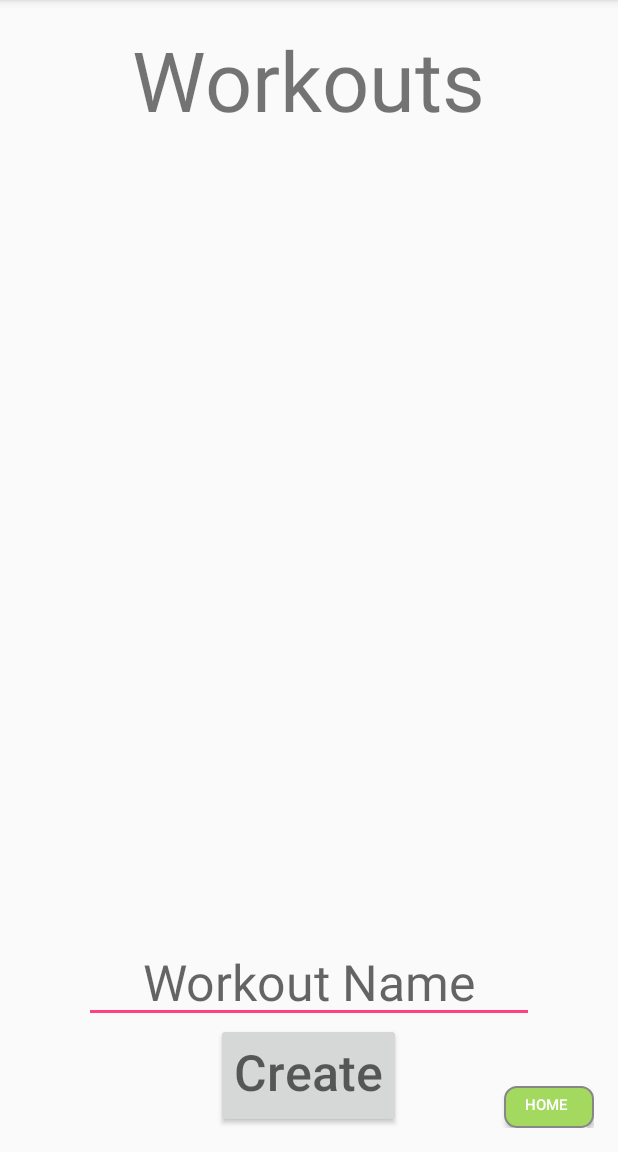
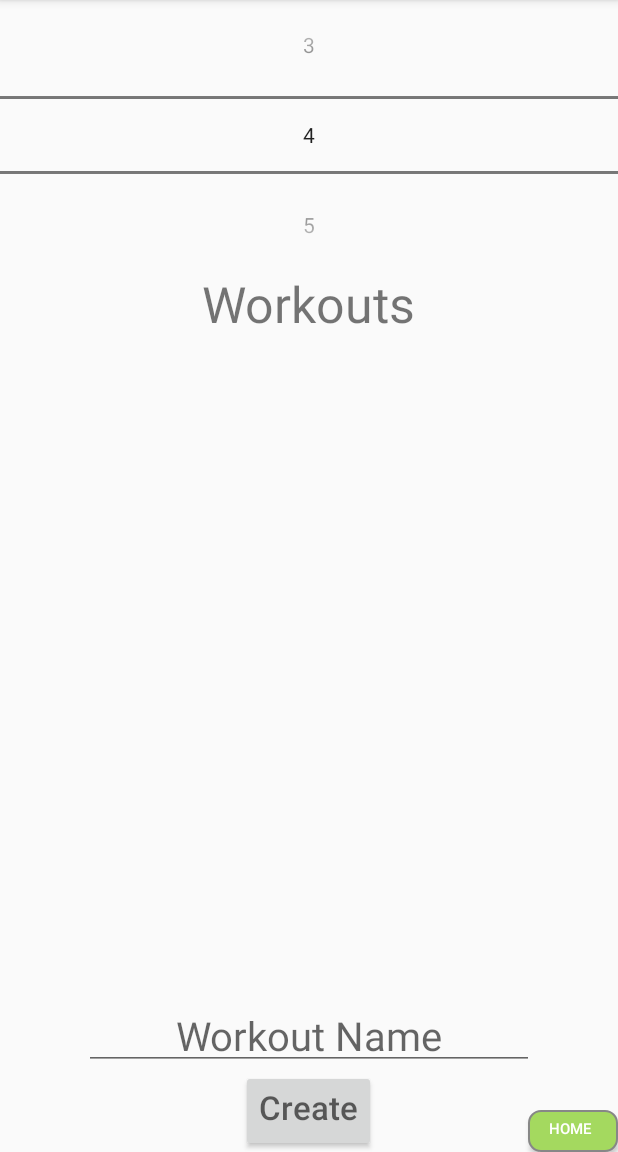
Before and after one commit to SBuiteman/Programmeerproject, an Android app: the NewWorkoutActivity screen opened directly, with no data from a screen before it, on a phone screen of 412 x 824 dp, the part 84-1236 px from its top. Run offline under Robolectric (Android 15) with nearby library versions, the phone set to English and light mode, and no system bars.

Commit message:
numberpicker implemented

```diff
--- a/HelpMeExercise/app/src/main/AndroidManifest.xml
+++ b/HelpMeExercise/app/src/main/AndroidManifest.xml
@@ -19,7 +19,6 @@
         </activity>
         <activity android:name=".Activities.NewWorkoutActivity" />
         <activity android:name=".Activities.ResultsActivity" />
-        <activity android:name=".Activities.ProgressActivity" />
         <activity android:name=".Activities.MyScheduleActivity" />
         <activity android:name=".Activities.ExerciseSettingsActivity"></activity>
     </application>
--- a/HelpMeExercise/app/src/main/java/nl/mprog/project/stijn/Activities/NewWorkoutActivity.java
+++ b/HelpMeExercise/app/src/main/java/nl/mprog/project/stijn/Activities/NewWorkoutActivity.java
@@ -9,6 +9,7 @@ import android.widget.AdapterView;
 import android.widget.Button;
 import android.widget.EditText;
 import android.widget.ListView;
+import android.widget.NumberPicker;
 import android.widget.TextView;
 import android.widget.Toast;
 
@@ -34,6 +35,7 @@ public class NewWorkoutActivity extends AppCompatActivity implements View.OnClic
     public ListView workoutListView;
     public Button mCreateButton;
     public Button homeButton;
+    public NumberPicker mDayPicker;
 
     public List<ExerciseModel> exerciseList;
     public ExerciseListAdapter mAdapter;
@@ -74,6 +76,7 @@ public class NewWorkoutActivity extends AppCompatActivity implements View.OnClic
         workoutListView = (ListView) findViewById(R.id.singleList);
         mCreateButton = (Button) findViewById(R.id.createButton);
         homeButton = (Button) findViewById(R.id.homeButton);
+        mDayPicker = (NumberPicker) findViewById(R.id.numberPicker);
 
         homeButton.setOnClickListener(this);
         mCreateButton.setOnClickListener(this);
@@ -91,6 +94,16 @@ public class NewWorkoutActivity extends AppCompatActivity implements View.OnClic
 //            exerciseList = (List<ExerciseModel>) extras.get("stored list");
 //            showExerciseData(exerciseList);
 //        }
+
+        // Set NumberPicker to show days
+        final String[] mDayArray =  new String[] { "Monday", "Tuesday", "Wednesday", "Thursday",
+                "Friday", "Saturday", "Sunday"};
+
+        mDayPicker.setMinValue(0);
+        mDayPicker.setMaxValue(20);
+        mDayPicker.setValue(4);
+        mDayPicker.setWrapSelectorWheel(true);
+        mDayPicker.setOnScrollChangeListener(mScrollListener);
 
         /**
          * TODO
@@ -132,6 +145,13 @@ public class NewWorkoutActivity extends AppCompatActivity implements View.OnClic
         Intent intent = new Intent(this, ResultsActivity.class);
         startActivity(intent);
     }
+
+    private NumberPicker.OnScrollChangeListener mScrollListener = new NumberPicker.OnScrollChangeListener() {
+        @Override
+        public void onScrollChange(View v, int scrollX, int scrollY, int oldScrollX, int oldScrollY) {
+            // dit is mijn code
+        }
+    };
 
     /**
      * TODO
--- a/HelpMeExercise/app/src/main/java/nl/mprog/project/stijn/Classes/SQLDatabaseControler.java
+++ b/HelpMeExercise/app/src/main/java/nl/mprog/project/stijn/Classes/SQLDatabaseControler.java
@@ -44,6 +44,9 @@ public class SQLDatabaseControler extends SQLiteOpenHelper {
 
         // Create table for created workouts
         db.execSQL(sqlContractClass.SQL_CREATE_WORKOUTS_CONTENT);
+
+        // Create table for week planning
+        db.execSQL(sqlContractClass.SQL_CREATE_PLANNING_CONTENT);
     }
 
     /**
--- a/HelpMeExercise/app/src/main/res/layout/activity_new_workout.xml
+++ b/HelpMeExercise/app/src/main/res/layout/activity_new_workout.xml
@@ -3,20 +3,22 @@
     xmlns:tools="http://schemas.android.com/tools"
     android:layout_width="match_parent"
     android:layout_height="match_parent"
-    android:paddingBottom="@dimen/activity_vertical_margin"
-    android:paddingLeft="@dimen/activity_horizontal_margin"
-    android:paddingRight="@dimen/activity_horizontal_margin"
-    android:paddingTop="@dimen/activity_vertical_margin"
     tools:context="nl.mprog.project.stijn.Activities.NewWorkoutActivity">
+
+    <NumberPicker
+        android:id="@+id/numberPicker"
+        android:layout_width="match_parent"
+        android:layout_height="wrap_content"
+        />
 
     <TextView
         android:id="@+id/newWorkoutTitle"
         android:layout_width="wrap_content"
         android:layout_height="wrap_content"
-        android:layout_alignParentTop="true"
+        android:layout_below="@+id/numberPicker"
         android:layout_centerHorizontal="true"
         android:text="Workouts"
-        android:textSize="25pt" />
+        android:textSize="15pt" />
 
     <EditText
         android:id="@+id/workoutNameBox"
@@ -24,10 +26,10 @@
         android:layout_height="wrap_content"
         android:layout_above="@+id/createButton"
         android:layout_centerHorizontal="true"
+        android:hint="Workout Name"
         android:paddingBottom="5dp"
-        android:hint="Workout Name"
         android:textAlignment="center"
-        android:textSize="15pt" />
+        android:textSize="12pt" />
 
     <Button
         android:id="@+id/createButton"
@@ -37,21 +39,21 @@
         android:layout_centerHorizontal="true"
         android:hint="Create"
         android:paddingBottom="15dp"
-        android:textSize="15pt" />
+        android:textSize="10pt" />
 
     <Button
         android:id="@+id/homeButton"
+        android:layout_width="60dp"
+        android:layout_height="28dp"
         android:layout_alignParentBottom="true"
         android:layout_alignParentRight="true"
+        android:background="@drawable/homebuttonshape"
         android:paddingBottom="3dp"
         android:paddingRight="3dp"
+        android:text="Home"
         android:textAlignment="center"
-        android:text="Home"
         android:textColor="#FFFFFF"
-        android:textSize="10sp"
-        android:layout_width="60dp"
-        android:layout_height="28dp"
-        android:background="@drawable/homebuttonshape"/>
+        android:textSize="10sp" />
 
     <ListView
         android:id="@+id/singleList"
@@ -62,4 +64,5 @@
 
     </ListView>
 
+
 </RelativeLayout>
```
Also changed, not shown: HelpMeExercise/app/src/main/java/nl/mprog/project/stijn/Activities/HomeActivity.java (+9 -29 lines), HelpMeExercise/app/src/main/java/nl/mprog/project/stijn/Activities/ProgressActivity.java (deleted, +0 -54 lines), HelpMeExercise/app/src/main/java/nl/mprog/project/stijn/Classes/SQLContractClass.java (+15 -0 lines), HelpMeExercise/app/src/main/java/nl/mprog/project/stijn/Classes/ScheduleAdapter.java (added, +64 -0 lines), HelpMeExercise/app/src/main/res/layout/activity_home.xml (+9 -27 lines), HelpMeExercise/app/src/main/res/layout/activity_progress.xml (deleted, +0 -34 lines), HelpMeExercise/app/src/main/res/layout/planner_list_single_item.xml (added, +20 -0 lines).
